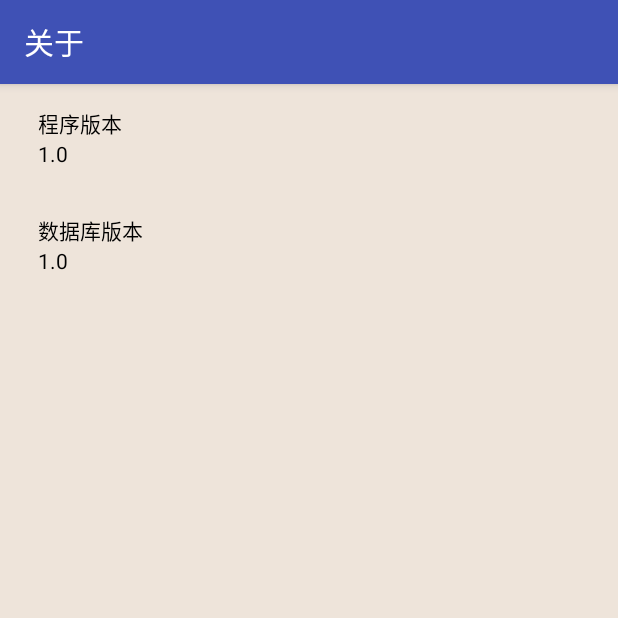
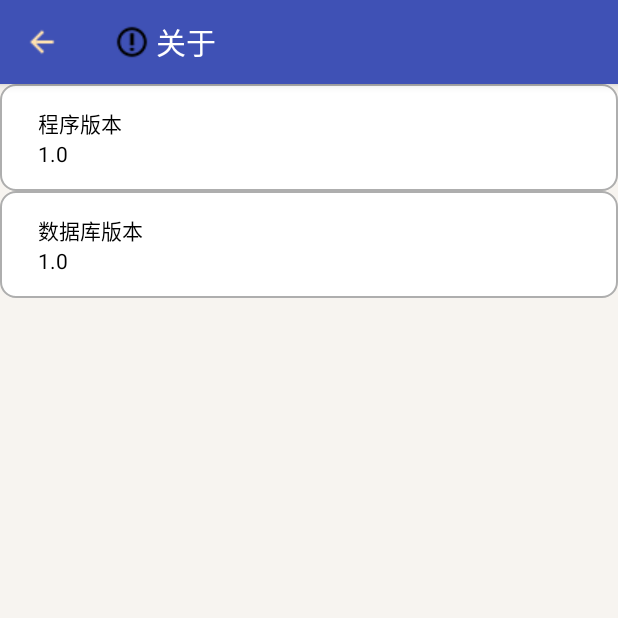
Before and after one commit to chailyuan/MessageHost_tabview, an Android app: the HelpActivity screen opened directly, with no data from a screen before it, on a phone screen of 412 x 824 dp, the top half of it. Run offline under Robolectric (Android 15) with nearby library versions, the phone set to English and light mode, and no system bars.

Commit message:
继续美化调整

```diff
--- a/app/src/main/java/com/gaga/messagehost/HelpActivity.java
+++ b/app/src/main/java/com/gaga/messagehost/HelpActivity.java
@@ -2,6 +2,8 @@ package com.gaga.messagehost;
 
 import android.os.Bundle;
 import android.support.v7.app.AppCompatActivity;
+import android.support.v7.widget.Toolbar;
+import android.view.View;
 
 /**
  * Created by 临园 on 2016/4/24.
@@ -12,5 +14,17 @@ public class HelpActivity extends AppCompatActivity {
     protected void onCreate(Bundle savedInstanceState) {
         super.onCreate(savedInstanceState);
         setContentView(R.layout.layout_help);
+
+        Toolbar toolbar = (Toolbar) findViewById(R.id.toolbar);
+        setTitle("关于");
+        toolbar.setLogo(R.drawable.about);
+        setSupportActionBar(toolbar);
+        toolbar.setNavigationIcon(R.drawable.goback_bg);
+        toolbar.setNavigationOnClickListener(new View.OnClickListener() {
+            @Override
+            public void onClick(View v) {
+                finish();
+            }
+        });
     }
 }
--- a/app/src/main/java/com/gaga/messagehost/RepairHistoryActivity.java
+++ b/app/src/main/java/com/gaga/messagehost/RepairHistoryActivity.java
@@ -42,7 +42,7 @@ public class RepairHistoryActivity extends AppCompatActivity {
         Toolbar toolbar = (Toolbar) findViewById(R.id.toolbar);
         setTitle("维修经验查询");
 //        toolbar.setSubtitle("linyuan");
-        toolbar.setLogo(R.drawable.search);
+        toolbar.setLogo(R.drawable.zoom);
         setSupportActionBar(toolbar);
 
         toolbar.setNavigationIcon(R.drawable.goback_bg);
--- a/app/src/main/res/layout/layout_help.xml
+++ b/app/src/main/res/layout/layout_help.xml
@@ -2,16 +2,30 @@
 <LinearLayout xmlns:android="http://schemas.android.com/apk/res/android"
     android:layout_width="match_parent"
     android:layout_height="match_parent"
+    xmlns:app="http://schemas.android.com/apk/res-auto"
     android:orientation="vertical"
-    android:background="#eee4da">
+    android:background="#50eee4da">
+
+    <android.support.design.widget.AppBarLayout
+        android:layout_width="match_parent"
+        android:layout_height="wrap_content"
+        android:theme="@style/AppTheme.AppBarOverlay">
+        <android.support.v7.widget.Toolbar
+            android:id="@+id/toolbar"
+            android:layout_width="match_parent"
+            android:layout_height="?attr/actionBarSize"
+            android:background="?attr/colorPrimary"
+            app:popupTheme="@style/AppTheme.PopupOverlay" />
+    </android.support.design.widget.AppBarLayout>
     <LinearLayout
+
         android:paddingLeft="25dp"
         android:paddingTop="15dp"
         android:paddingBottom="15dp"
         android:layout_width="match_parent"
         android:layout_height="wrap_content"
         android:orientation="vertical"
-        android:background="#eee4da">
+        android:background="@drawable/background_edit_show_list">
         <TextView
             android:layout_width="match_parent"
             android:layout_height="match_parent"
@@ -30,7 +44,7 @@
         android:layout_width="match_parent"
         android:layout_height="wrap_content"
         android:orientation="vertical"
-        android:background="#eee4da">
+        android:background="@drawable/background_edit_show_list">
         <TextView
             android:layout_width="match_parent"
             android:layout_height="match_parent"
--- a/app/src/main/res/layout/layout_repairhistory.xml
+++ b/app/src/main/res/layout/layout_repairhistory.xml
@@ -4,7 +4,7 @@
     android:layout_height="match_parent"
     xmlns:app="http://schemas.android.com/apk/res-auto"
     android:orientation="vertical"
-    android:background="#5001B8FF">
+    android:background="#2001B8FF">
     <android.support.design.widget.AppBarLayout
         android:layout_width="match_parent"
         android:layout_height="wrap_content"
@@ -30,7 +30,7 @@
             android:background="@drawable/edit_search"
             android:drawableLeft="@drawable/sp"
             android:singleLine="true"
-            android:textColor="#fffafa"
+            android:textColor="#0f0f0f"
             android:padding="5dp"
             android:hint="请输入关键词"
             android:text=""/>
--- a/app/src/main/res/layout/layout_showconfig.xml
+++ b/app/src/main/res/layout/layout_showconfig.xml
@@ -4,7 +4,7 @@
     android:layout_height="match_parent"
     xmlns:app="http://schemas.android.com/apk/res-auto"
     android:orientation="vertical"
-    android:background="#eee4da">
+    android:background="#50eee4da">
 
     <android.support.design.widget.AppBarLayout
         android:layout_width="match_parent"
--- a/app/src/main/res/layout/layout_storage.xml
+++ b/app/src/main/res/layout/layout_storage.xml
@@ -4,7 +4,7 @@
     android:layout_width="match_parent"
     android:layout_height="match_parent"
     android:orientation="vertical"
-    android:background="#eee4da">
+    android:background="#50eee4da">
     <android.support.design.widget.AppBarLayout
         android:layout_width="match_parent"
         android:layout_height="wrap_content"
```
Also changed, not shown: app/src/main/AndroidManifest.xml (+6 -3 lines), app/src/main/java/com/gaga/messagehost/InExportActivity.java (+13 -0 lines), app/src/main/java/com/gaga/messagehost/RepairCheckActivity.java (+15 -0 lines), app/src/main/java/com/gaga/messagehost/StorageActivity.java (+14 -0 lines), app/src/main/res/layout/layout_imexport.xml (+15 -2 lines), app/src/main/res/layout/layout_repaircheck.xml (+16 -2 lines), app/src/main/res/layout/layout_repairimport.xml (+6 -2 lines), 2 other files.
